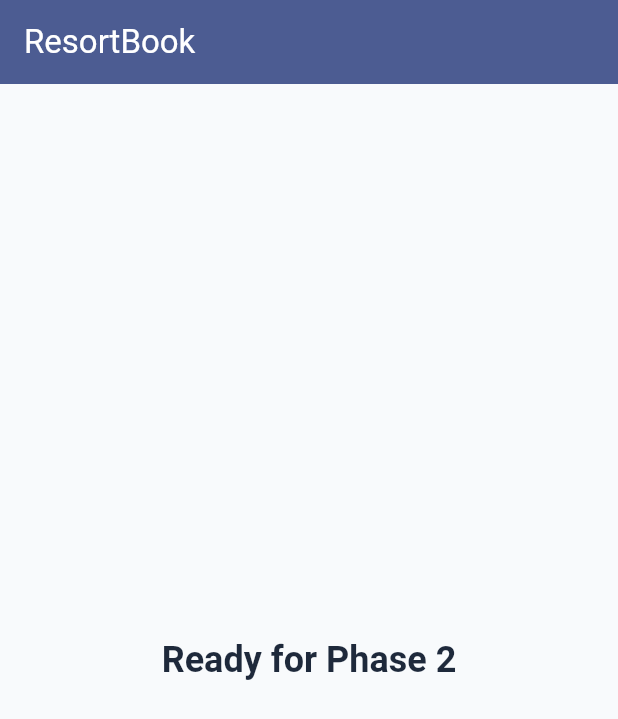
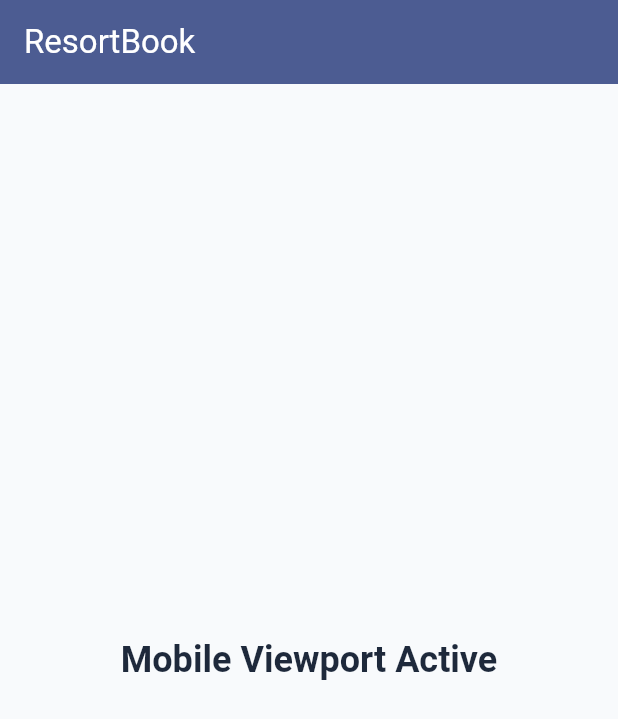
Before and after one commit to Simpledog1/6ADET-Final-Project-ResortBook-, a Flutter app: the screen it shows after launch, on a phone screen of 412 x 824 dp. Shown: the top 719 px of the screen. Run offline on Flutter 3.47's test engine with Material 3 defaults, Android fonts, the phone set to English and light mode, and no system bars; our stand-ins replace device_preview.

Commit message:
Initial commit

```diff
--- a/lib/main.dart
+++ b/lib/main.dart
@@ -1,8 +1,14 @@
 import 'package:flutter/material.dart';
+import 'package:device_preview/device_preview.dart';
 import 'theme/app_theme.dart';
 
 void main() {
-  runApp(const ResortBookApp());
+  runApp(
+    DevicePreview(
+      enabled: true, // Enables the viewport toggler UI
+      builder: (context) => const ResortBookApp(),
+    ),
+  );
 }
 
 class ResortBookApp extends StatelessWidget {
@@ -13,16 +19,17 @@ class ResortBookApp extends StatelessWidget {
     return MaterialApp(
       title: 'ResortBook',
       theme: AppTheme.lightTheme,
-      // Replace this when its phase 3
-      home: const PlaceholderDashboard(),
+      locale: DevicePreview.locale(context),
+      builder: DevicePreview.appBuilder,
+      home: const ResponsivePlaceholder(),
       debugShowCheckedModeBanner: false,
     );
   }
 }
 
-// Temporary widget just to verify the theme is working
-class PlaceholderDashboard extends StatelessWidget {
-  const PlaceholderDashboard({super.key});
+// Temporary widget to verify responsive logic before building Phase 3
+class ResponsivePlaceholder extends StatelessWidget {
+  const ResponsivePlaceholder({super.key});
 
   @override
   Widget build(BuildContext context) {
@@ -32,11 +39,20 @@ class PlaceholderDashboard extends StatelessWidget {
         backgroundColor: Theme.of(context).colorScheme.primary,
         foregroundColor: Theme.of(context).colorScheme.onPrimary,
       ),
-      body: Center(
-        child: Text(
-          'Ready for Phase 2',
-          style: Theme.of(context).textTheme.headlineSmall,
-        ),
+      body: LayoutBuilder(
+        builder: (context, constraints) {
+          // If width > 800, we apply desktop rules. Otherwise, mobile.
+          final isDesktop = constraints.maxWidth > 800;
+
+          return Center(
+            child: Text(
+              isDesktop
+                  ? 'Desktop Viewpoint Active (> 800px)'
+                  : 'Mobile Viewport Active',
+              style: Theme.of(context).textTheme.headlineSmall,
+            ),
+          );
+        },
       ),
     );
   }
--- a/lib/theme/app_theme.dart
+++ b/lib/theme/app_theme.dart
@@ -7,13 +7,13 @@ class AppTheme {
         seedColor: const Color(0xFF1E3A8A),
         brightness: Brightness.light,
       ),
-      scaffoldBackgroundColor: const Color(0xFFF8FAFC), // Main background
+      scaffoldBackgroundColor: const Color(0xFFF8FAFC),
       useMaterial3: true,
       textTheme: const TextTheme(
         headlineSmall: TextStyle(
           fontSize: 24,
           fontWeight: FontWeight.bold,
-          color: Color(0xFF1E293B), // Dark charcoal color
+          color: Color(0xFF1E293B),
         ),
         titleMedium: TextStyle(
           fontSize: 18,
```
Also changed, not shown: lib/theme/app_spacing.dart (+4 -3 lines).
